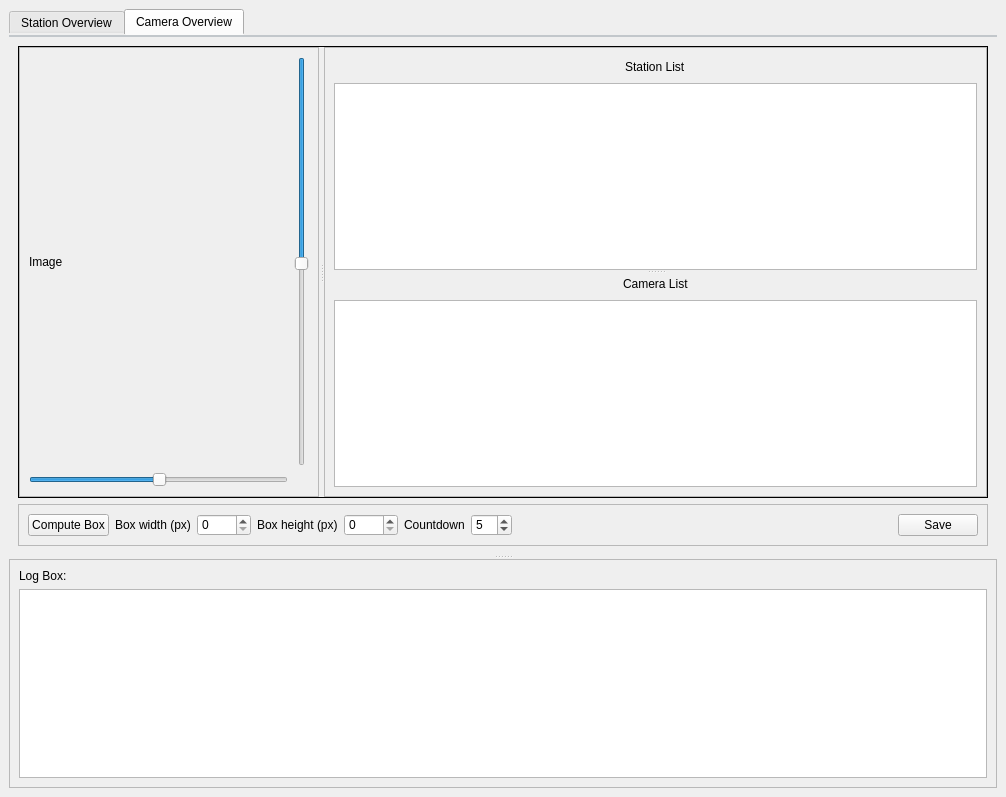
Before: the Qt Designer form test.ui in Basti110/qt-station-calibration, drawn with Qt 5.
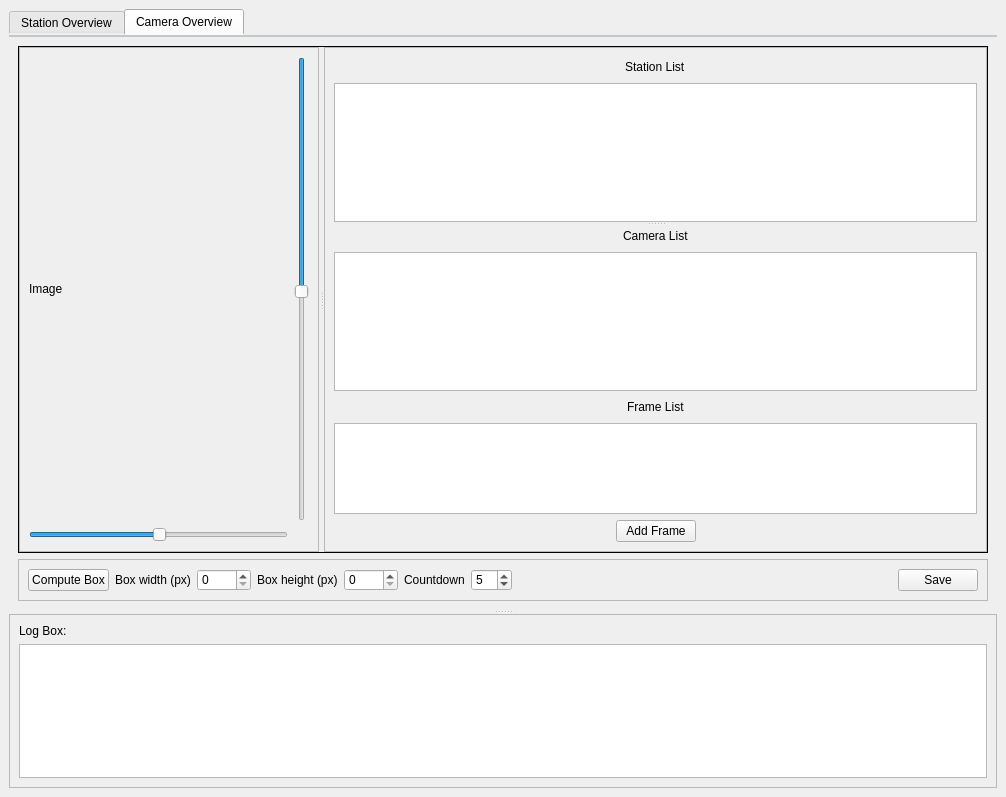
After: the same form once the commit is applied. The open tabs and pages were chosen to show the change.

Commit message: added frame list to gui

Diff of the .ui file:
```diff
--- a/test.ui
+++ b/test.ui
@@ -547,6 +547,87 @@
                <enum>QFrame::Raised</enum>
               </property>
               <layout class="QGridLayout" name="gridLayout_5">
+               <item row="2" column="0">
+                <layout class="QVBoxLayout" name="verticalLayout_9">
+                 <item>
+                  <layout class="QHBoxLayout" name="horizontalLayout_4">
+                   <item>
+                    <spacer name="horizontalSpacer_10">
+                     <property name="orientation">
+                      <enum>Qt::Horizontal</enum>
+                     </property>
+                     <property name="sizeHint" stdset="0">
+                      <size>
+                       <width>40</width>
+                       <height>20</height>
+                      </size>
+                     </property>
+                    </spacer>
+                   </item>
+                   <item>
+                    <widget class="QLabel" name="label_8">
+                     <property name="text">
+                      <string>Frame List</string>
+                     </property>
+                    </widget>
+                   </item>
+                   <item>
+                    <spacer name="horizontalSpacer_23">
+                     <property name="orientation">
+                      <enum>Qt::Horizontal</enum>
+                     </property>
+                     <property name="sizeHint" stdset="0">
+                      <size>
+                       <width>40</width>
+                       <height>20</height>
+                      </size>
+                     </property>
+                    </spacer>
+                   </item>
+                  </layout>
+                 </item>
+                 <item>
+                  <widget class="QListWidget" name="frame_list"/>
+                 </item>
+                 <item>
+                  <layout class="QHBoxLayout" name="horizontalLayout_5">
+                   <item>
+                    <spacer name="horizontalSpacer_24">
+                     <property name="orientation">
+                      <enum>Qt::Horizontal</enum>
+                     </property>
+                     <property name="sizeHint" stdset="0">
+                      <size>
+                       <width>40</width>
+                       <height>20</height>
+                      </size>
+                     </property>
+                    </spacer>
+                   </item>
+                   <item>
+                    <widget class="QPushButton" name="add_frame_button">
+                     <property name="text">
+                      <string>Add Frame</string>
+                     </property>
+                    </widget>
+                   </item>
+                   <item>
+                    <spacer name="horizontalSpacer_25">
+                     <property name="orientation">
+                      <enum>Qt::Horizontal</enum>
+                     </property>
+                     <property name="sizeHint" stdset="0">
+                      <size>
+                       <width>40</width>
+                       <height>20</height>
+                      </size>
+                     </property>
+                    </spacer>
+                   </item>
+                  </layout>
+                 </item>
+                </layout>
+               </item>
                <item row="0" column="0">
                 <widget class="QSplitter" name="splitter_3">
                  <property name="orientation">
```
Left out of the diff: 2 changed lines with no effect on the pictures. The commit also changes 2 other files.
